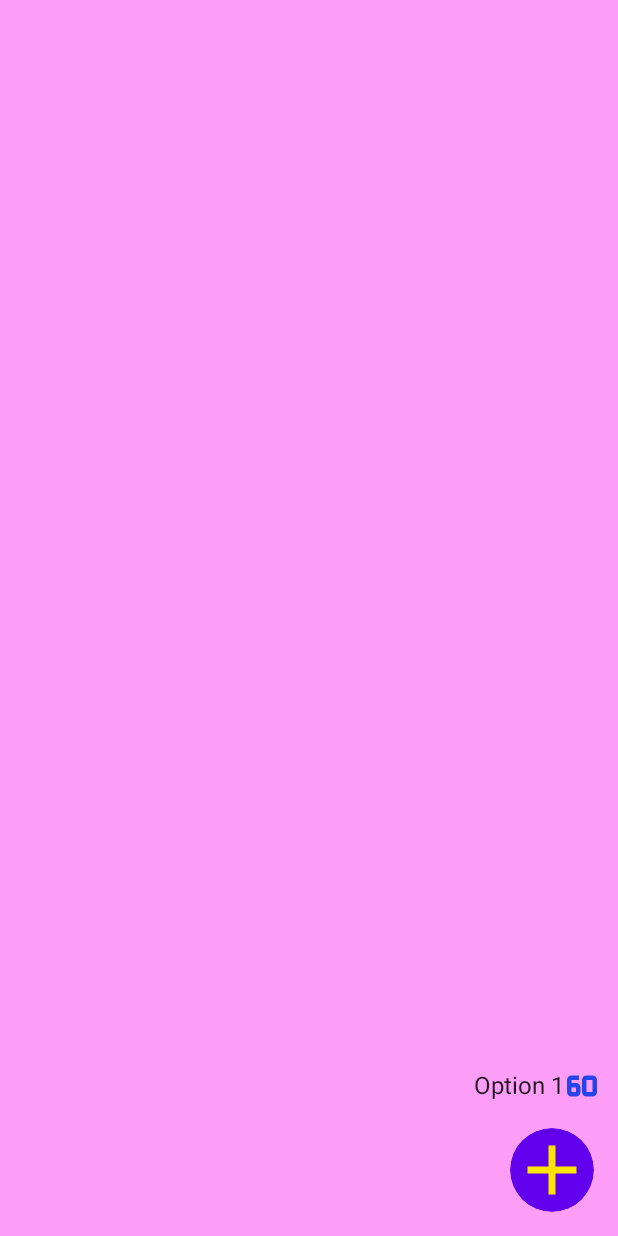
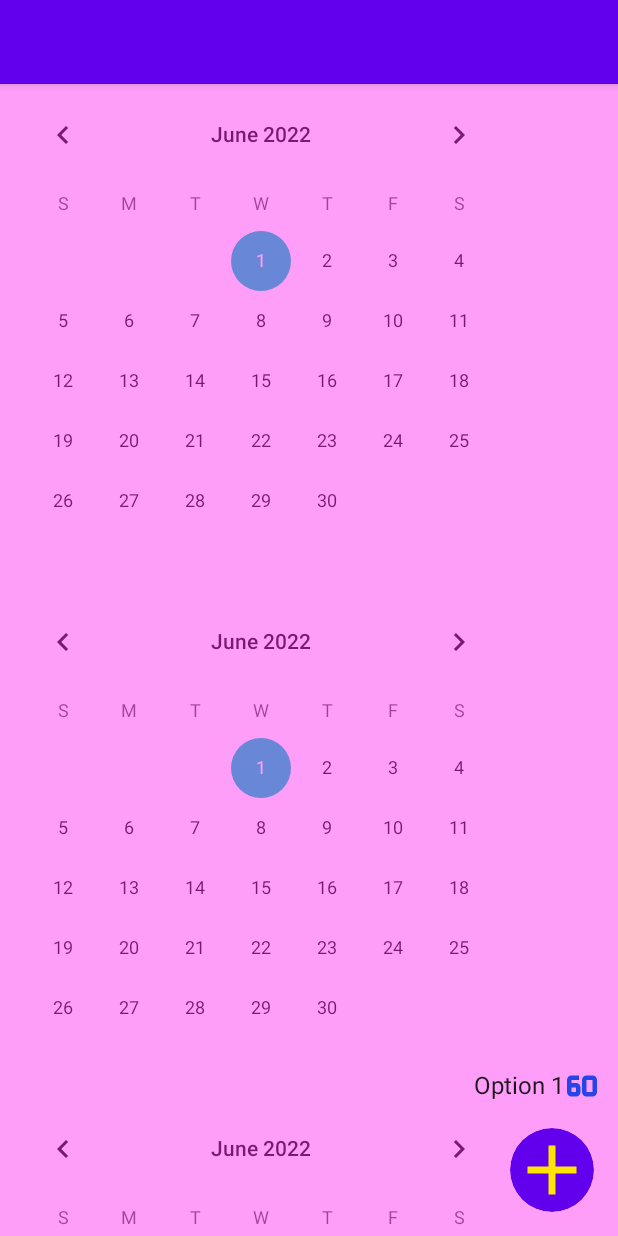
Before and after one commit to DT5GEN/Transitions, an Android app: the layout activity_fab_animation.xml on its own in the app's theme, with its tools: preview values and no code run, on a phone screen of 412 x 824 dp. Run offline under Robolectric (Android 15) with nearby library versions, the phone set to English and light mode, and no system bars.

```diff
--- a/app/src/main/res/layout/activity_fab_animation.xml
+++ b/app/src/main/res/layout/activity_fab_animation.xml
@@ -1,10 +1,53 @@
 <?xml version="1.0" encoding="utf-8"?>
-<FrameLayout xmlns:android="http://schemas.android.com/apk/res/android"
+<androidx.coordinatorlayout.widget.CoordinatorLayout xmlns:android="http://schemas.android.com/apk/res/android"
     xmlns:app="http://schemas.android.com/apk/res-auto"
     xmlns:tools="http://schemas.android.com/tools"
     android:layout_width="match_parent"
     android:layout_height="match_parent"
     tools:context=".FabAnimationActivity">
+
+    <com.google.android.material.appbar.AppBarLayout
+        android:layout_width="match_parent"
+        android:layout_height="wrap_content"
+        android:elevation="0dp">
+
+        <com.google.android.material.appbar.MaterialToolbar
+            android:id="@+id/tollbar"
+            android:layout_width="match_parent"
+            android:layout_height="wrap_content"/>
+
+
+
+    </com.google.android.material.appbar.AppBarLayout>
+
+    <androidx.core.widget.NestedScrollView
+        android:id="@+id/scroll"
+        android:layout_width="match_parent"
+        android:layout_height="match_parent"
+        app:layout_behavior="@string/appbar_scrolling_view_behavior">
+
+        <LinearLayout
+            android:layout_width="match_parent"
+            android:layout_height="wrap_content"
+            android:orientation="vertical">
+
+            <CalendarView
+                android:layout_width="wrap_content"
+                android:layout_height="wrap_content"/>
+            <CalendarView
+                android:layout_width="wrap_content"
+                android:layout_height="wrap_content"/>
+            <CalendarView
+                android:layout_width="wrap_content"
+                android:layout_height="wrap_content"/>
+
+
+        </LinearLayout>
+
+
+
+    </androidx.core.widget.NestedScrollView>
+
 
     <FrameLayout
         android:id="@+id/blur"
@@ -80,4 +123,5 @@
     </LinearLayout>
 
 
-</FrameLayout>
+
+</androidx.coordinatorlayout.widget.CoordinatorLayout>
--- a/app/src/main/res/values-night/themes.xml
+++ b/app/src/main/res/values-night/themes.xml
@@ -1,6 +1,6 @@
 <resources xmlns:tools="http://schemas.android.com/tools">
     <!-- Base application theme. -->
-    <style name="Theme.Transitions" parent="Theme.MaterialComponents.DayNight.DarkActionBar">
+    <style name="Theme.Transitions" parent="Theme.MaterialComponents.DayNight.NoActionBar">
         <!-- Primary brand color. -->
         <item name="colorPrimary">@color/purple_200</item>
         <item name="colorPrimaryVariant">@color/purple_700</item>
--- a/app/src/main/res/values/themes.xml
+++ b/app/src/main/res/values/themes.xml
@@ -1,6 +1,6 @@
 <resources xmlns:tools="http://schemas.android.com/tools">
     <!-- Base application theme. -->
-    <style name="Theme.Transitions" parent="Theme.MaterialComponents.DayNight.DarkActionBar">
+    <style name="Theme.Transitions" parent="Theme.MaterialComponents.DayNight.NoActionBar">
         <!-- Primary brand color. -->
         <item name="colorPrimary">@color/purple_500</item>
         <item name="colorPrimaryVariant">@color/purple_700</item>
```
Also changed, not shown: app/src/main/AndroidManifest.xml (+6 -1 lines), app/src/main/java/com/coingen/transitions/ConstraintsActivity.kt (added, +71 -0 lines), app/src/main/res/animator/toolbar_selector.xml (added, +28 -0 lines), app/src/main/res/layout/activity_constraints.xml (added, +9 -0 lines), app/src/main/res/layout/layout_end.xml (added, +80 -0 lines), app/src/main/res/layout/layout_start.xml (added, +76 -0 lines).
